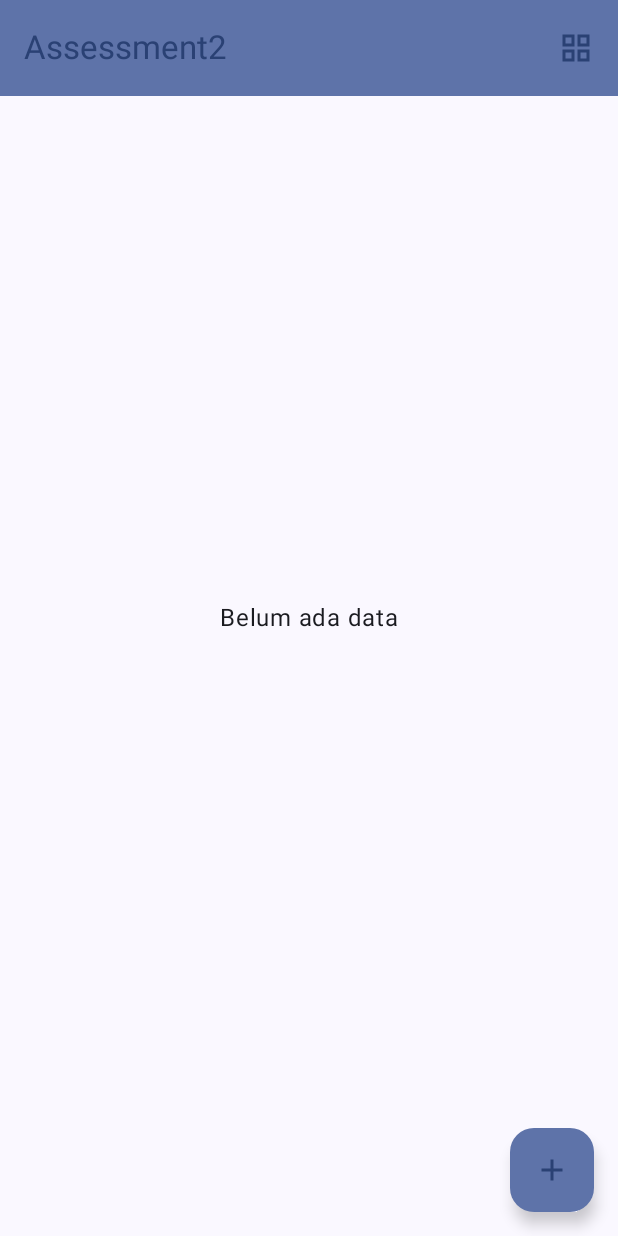
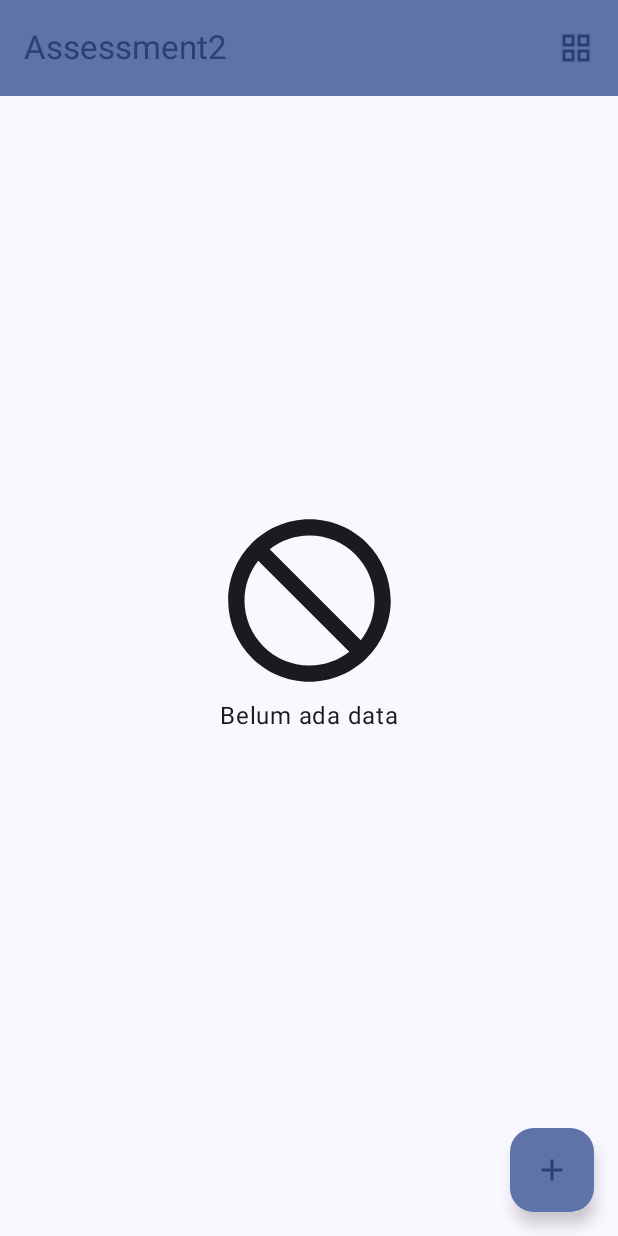
Before and after one commit to WisnuKresnohadi/MobproAssessment2, an Android app built with Jetpack Compose: the screen it shows after launch (MainActivity), on a phone screen of 412 x 824 dp. Run offline under Robolectric (Android 15) with nearby library versions, the phone set to English and light mode, and no system bars; our stand-ins replace Room's generated code.

Commit message:
Assessment 2 Selesai

```diff
--- a/app/src/main/java/org/d3if3157/assessment2/ui/screen/MainScreen.kt
+++ b/app/src/main/java/org/d3if3157/assessment2/ui/screen/MainScreen.kt
@@ -119,6 +119,12 @@ fun ScreenContent(showList: Boolean, modifier : Modifier, navController: NavHost
             verticalArrangement = Arrangement.Center,
             horizontalAlignment = Alignment.CenterHorizontally
         ){
+            Icon(
+                painter = painterResource(
+                    R.drawable.baseline_do_not_disturb_24
+                ),
+                contentDescription = ""
+            )
             Text(text = stringResource(id = R.string.list_kosong))
         }
     }else{
--- /dev/null
+++ b/app/src/main/res/drawable/baseline_do_not_disturb_24.xml
@@ -0,0 +1,5 @@
+<vector android:height="130dp" android:tint="#FF0000"
+    android:viewportHeight="24" android:viewportWidth="24"
+    android:width="130dp" xmlns:android="http://schemas.android.com/apk/res/android">
+    <path android:fillColor="@android:color/white" android:pathData="M12,2C6.48,2 2,6.48 2,12s4.48,10 10,10 10,-4.48 10,-10S17.52,2 12,2zM12,20c-4.42,0 -8,-3.58 -8,-8 0,-1.85 0.63,-3.55 1.69,-4.9L16.9,18.31C15.55,19.37 13.85,20 12,20zM18.31,16.9L7.1,5.69C8.45,4.63 10.15,4 12,4c4.42,0 8,3.58 8,8 0,1.85 -0.63,3.55 -1.69,4.9z"/>
+</vector>
```
